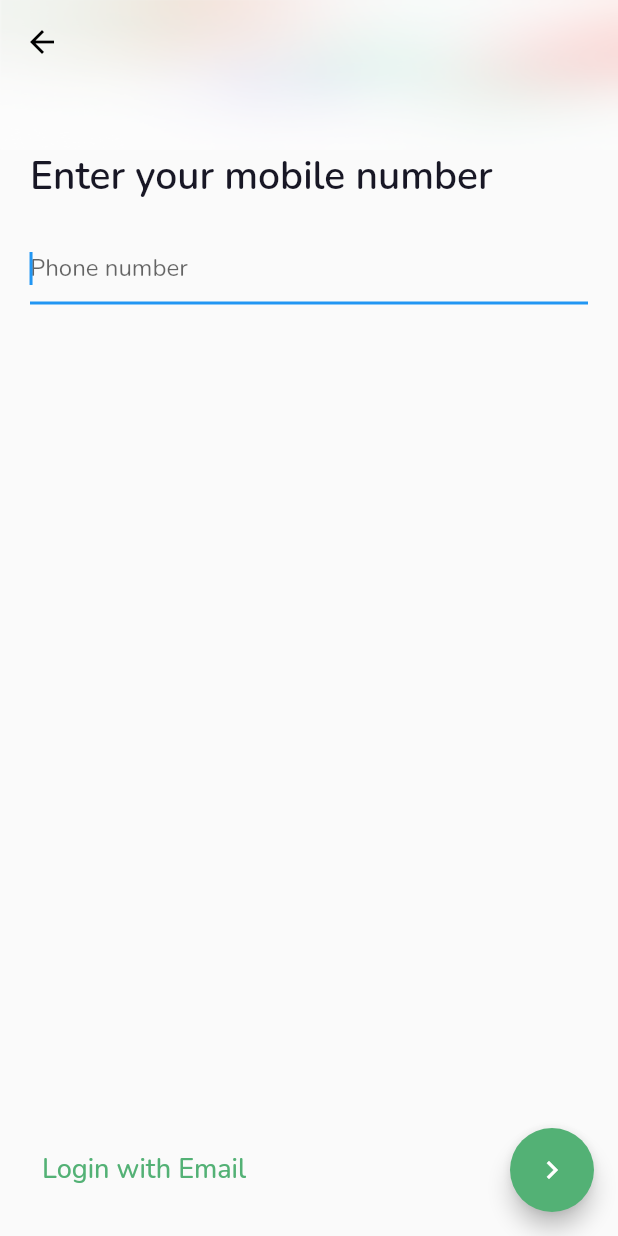
After one commit to MunasirPv/Flutter-Grocery-App, a Flutter app: the Login screen opened directly, after a tap on "Phone number", on a phone screen of 412 x 824 dp. The commit adds this screen. Run offline on Flutter 3.47's test engine with Material 2 defaults, Android fonts, the phone set to English and light mode, and no system bars; our stand-ins replace font_awesome_flutter, google_fonts.

Commit message:
login_with_number.dart

```diff
--- a/lib/view/login.dart
+++ b/lib/view/login.dart
@@ -1,5 +1,7 @@
 import 'package:flutter/material.dart';
 import 'package:font_awesome_flutter/font_awesome_flutter.dart';
+import 'package:grocery_app/utils/page_navigator.dart';
+import 'package:grocery_app/view/login_with_number.dart';
 
 class Login extends StatelessWidget {
   const Login({Key? key}) : super(key: key);
@@ -23,10 +25,13 @@ class Login extends StatelessWidget {
                     fontWeight: FontWeight.w600
                   ),
                 ),
-                TextFormField(
-                  enabled: false,
-                  decoration: const InputDecoration(
-                    hintText: 'Phone number'
+                InkWell(
+                  onTap: () => PageNavigator.push(context, route: const LoginWithNumber()),
+                  child: TextFormField(
+                    enabled: false,
+                    decoration: const InputDecoration(
+                      hintText: 'Phone number'
+                    ),
                   ),
                 ),
                 const SizedBox(height: 30),
--- /dev/null
+++ b/lib/view/login_with_number.dart
@@ -0,0 +1,74 @@
+import 'package:flutter/material.dart';
+
+class LoginWithNumber extends StatelessWidget {
+  const LoginWithNumber({Key? key}) : super(key: key);
+  @override
+  Widget build(BuildContext context) {
+    return Scaffold(
+      appBar: AppBar(
+        backgroundColor: Colors.transparent,
+        elevation: 0,
+        leading: const BackButton(color: Colors.black),
+      ),
+      extendBodyBehindAppBar: true,
+      body: Column(
+        children: [
+          Image.asset(
+            'assets/images/background.png',
+            height: 100, width: double.infinity,
+            fit: BoxFit.fill,
+          ),
+          Padding(
+            padding: const EdgeInsets.symmetric(horizontal: 20),
+            child: Column(
+              crossAxisAlignment: CrossAxisAlignment.stretch,
+              children: [
+                const Text(
+                  'Enter your mobile number',
+                  style: TextStyle(
+                    fontSize: 26,
+                    fontWeight: FontWeight.w600,
+                    color: Color(0xFF181725)
+                  ),
+                ),
+                const SizedBox(height: 20),
+                TextFormField(
+                  keyboardType: TextInputType.phone,
+                  autofocus: true,
+                  decoration: const InputDecoration(
+                    hintText: 'Phone number'
+                  ),
+                ),
+              ],
+            ),
+          ),
+          const Spacer(),
+          Align(
+            alignment: Alignment.centerLeft,
+            child: Padding(
+              padding: const EdgeInsets.only(left: 20, bottom: 20),
+              child: TextButton(
+                onPressed: (){},
+                style: TextButton.styleFrom(
+                  primary: Theme.of(context).primaryColor,
+                ),
+                child: const Text(
+                  'Login with Email',
+                  style: TextStyle(
+                    fontSize: 18,
+                    fontWeight: FontWeight.w500
+                  ),
+                ),
+              ),
+            ),
+          )
+        ],
+      ),
+      floatingActionButton: FloatingActionButton(
+        onPressed: (){},
+        backgroundColor: Theme.of(context).primaryColor,
+        child: const Icon(Icons.chevron_right),
+      ),
+    );
+  }
+}
```
